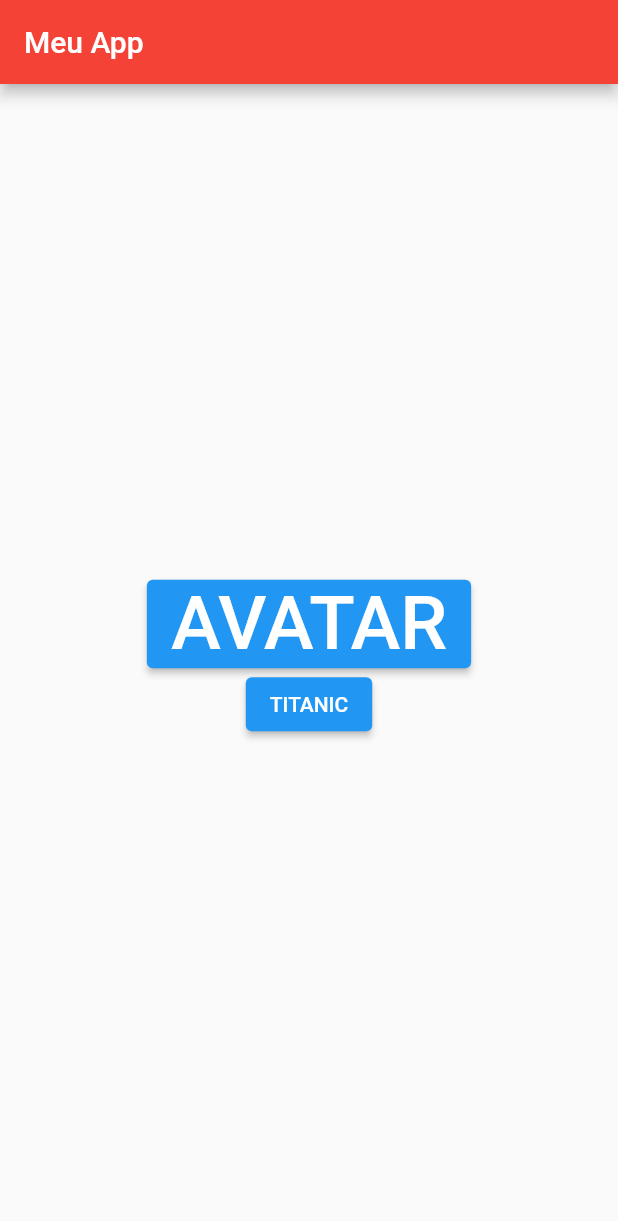
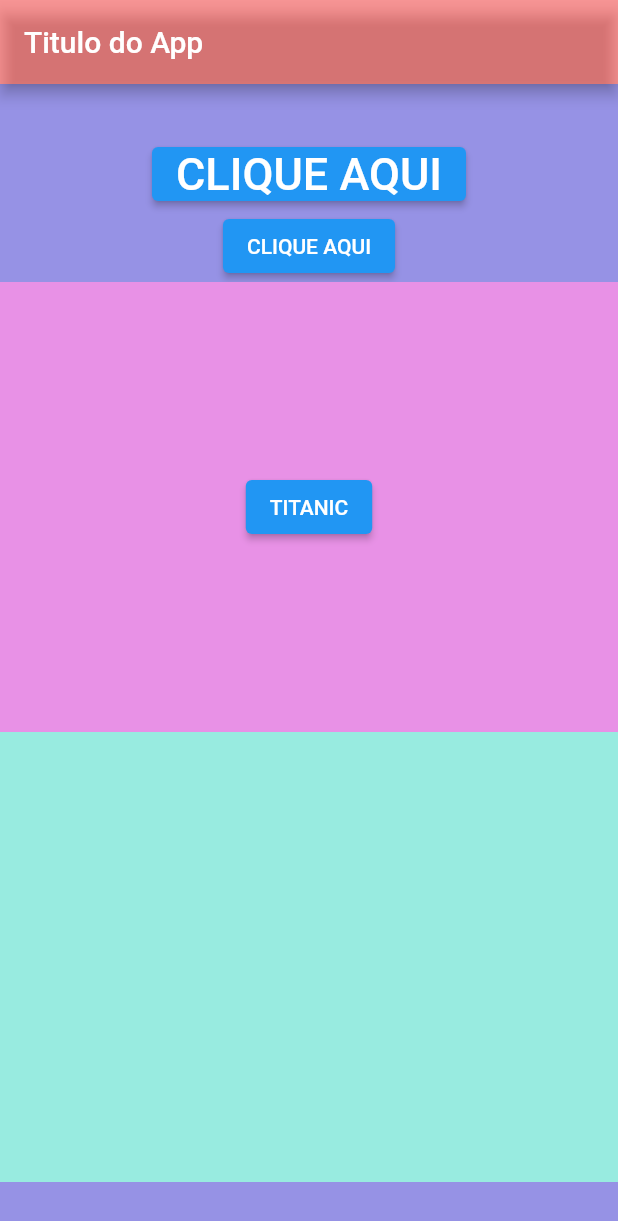
Before and after one commit to sar4silv4/disp_moveis, a Flutter app: the screen it shows after launch, on a phone screen of 412 x 824 dp. Shown: the top 1221 px of the screen. Run offline on Flutter 3.47's test engine with Material 2 defaults, Android fonts, the phone set to English and light mode, and no system bars.

Commit message:
aula 11/04

```diff
--- a/lib/main.dart
+++ b/lib/main.dart
@@ -9,37 +9,49 @@ class MyApp extends StatelessWidget {
 
   @override
   Widget build(BuildContext context) {
-    return MaterialApp(home: PaginaInicial());
+    return MaterialApp(home: paginainicial());
   }
 }
 
-class PaginaInicial extends StatelessWidget {
-  const PaginaInicial({super.key});
+class paginainicial extends StatelessWidget {
+  const paginainicial({super.key});
 
   @override
   Widget build(BuildContext context) {
     return Scaffold(
-      appBar: AppBar(
-        title: Text("Meu App"),
-        backgroundColor: Colors.red,
-      ),
-      body: Container(
-          height: 1000,
-          width: 1000,
+        appBar: AppBar(
+          title: Text("Titulo do App"),
+          backgroundColor: Color.fromARGB(110, 255, 27, 27),
+        ),
+        body: Container(
+          color: Color.fromARGB(255, 150, 146, 229),
           alignment: Alignment.center,
           child: Column(mainAxisAlignment: MainAxisAlignment.center, children: [
             ElevatedButton(
               onPressed: () {},
-              child: Text(
-                "AVATAR",
-                style: TextStyle(fontSize: 50),
+              child: Text("CLIQUE AQUI",
+                  style: TextStyle(
+                    fontSize: 30,
+                  )),
+            ),
+            ElevatedButton(
+              onPressed: () {},
+              child: Text("CLIQUE AQUI"),
+            ),
+            Container(
+              height: 300,
+              color: Color.fromARGB(255, 232, 145, 230),
+              alignment: Alignment.center,
+              child: ElevatedButton(
+                onPressed: () {},
+                child: Text("TITANIC"),
               ),
             ),
-            ElevatedButton(
-              onPressed: (() {}),
-              child: Text("TITANIC"),
+            Container(
+              height: 300,
+              color: Color.fromARGB(255, 152, 235, 224),
             ),
-          ])),
-    );
+          ]),
+        ));
   }
 }
```
